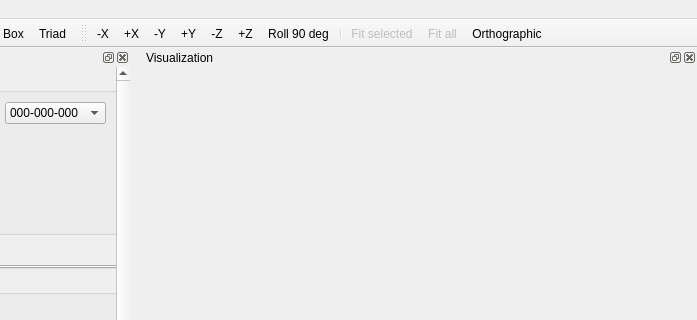
Old version of the form OCTview3R/OCTview3R.ui in the repository janlazer/UKE-OCTview3R; both pictures show x 425 to 1122 and y 0 to 320 of the 1122 by 900 pixel window.
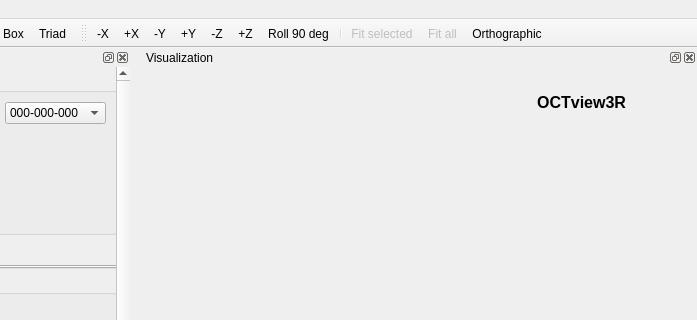
New version of the form. Icons and pictures are not drawn. Custom widgets are drawn as their Qt base class.

```diff
--- a/OCTview3R/OCTview3R.ui
+++ b/OCTview3R/OCTview3R.ui
@@ -1678,6 +1678,40 @@
    </attribute>
    <widget class="QWidget" name="dockWidgetContents">
     <layout class="QVBoxLayout" name="visualizationLayout">
+     <property name="spacing"><number>6</number></property>
+     <item>
+      <widget class="QWidget" name="viewerBrandHeader" native="true">
+       <layout class="QHBoxLayout" name="viewerBrandLayout">
+        <property name="leftMargin"><number>10</number></property>
+        <property name="topMargin"><number>2</number></property>
+        <property name="rightMargin"><number>8</number></property>
+        <property name="bottomMargin"><number>2</number></property>
+        <item>
+         <spacer name="viewerBrandSpacer">
+          <property name="orientation"><enum>Qt::Horizontal</enum></property>
+          <property name="sizeHint" stdset="0"><size><width>20</width><height>20</height></size></property>
+         </spacer>
+        </item>
+        <item>
+         <widget class="QLabel" name="viewerBrandName">
+          <property name="font"><font><family>Segoe UI</family><pointsize>12</pointsize><bold>true</bold></font></property>
+          <property name="text"><string>OCTview3R</string></property>
+          <property name="alignment"><set>Qt::AlignRight|Qt::AlignVCenter</set></property>
+         </widget>
+        </item>
+        <item>
+         <widget class="QLabel" name="viewerBrandLogo">
+          <property name="minimumSize"><size><width>48</width><height>48</height></size></property>
+          <property name="maximumSize"><size><width>48</width><height>48</height></size></property>
+          <property name="accessibleName"><string>OCTview3R logo</string></property>
+          <property name="toolTip"><string>OCT volumes and segmented surfaces in a shared 3D space</string></property>
+          <property name="pixmap"><pixmap resource="OCTview3R.qrc">:/OCTview3R/Resources/branding/octview3r-ui.png</pixmap></property>
+          <property name="scaledContents"><bool>true</bool></property>
+         </widget>
+        </item>
+       </layout>
+      </widget>
+     </item>
      <item>
       <widget class="QVTKOpenGLWidget" name="qvtkWidget" native="true">
        <property name="sizePolicy">
```
Left out of the diff: 4 changed lines with no effect on the pictures.
